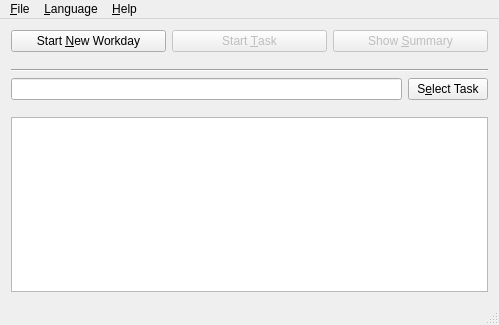
the-codeslinger/WorkTracker, file ui/worktracker.ui: the form before one commit.
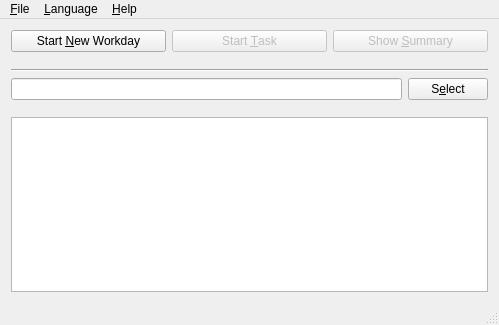
The form after the commit. Icons and pictures are not drawn. Custom widgets are drawn as their Qt base class.

Diff of the .ui file:
```diff
--- a/ui/worktracker.ui
+++ b/ui/worktracker.ui
@@ -138,12 +138,18 @@
        <item row="1" column="1">
         <widget class="QPushButton" name="selectTaskButton">
          <property name="text">
-          <string>S&amp;elect Task</string>
+          <string>S&amp;elect</string>
          </property>
          <property name="icon">
           <iconset resource="../icons.qrc">
            <normaloff>:/icon/Select.svg</normaloff>:/icon/Select.svg</iconset>
          </property>
+         <property name="iconSize">
+          <size>
+           <width>16</width>
+           <height>16</height>
+          </size>
+         </property>
         </widget>
        </item>
       </layout>
```
Left out of the diff: 27 changed lines with no effect on the pictures.
